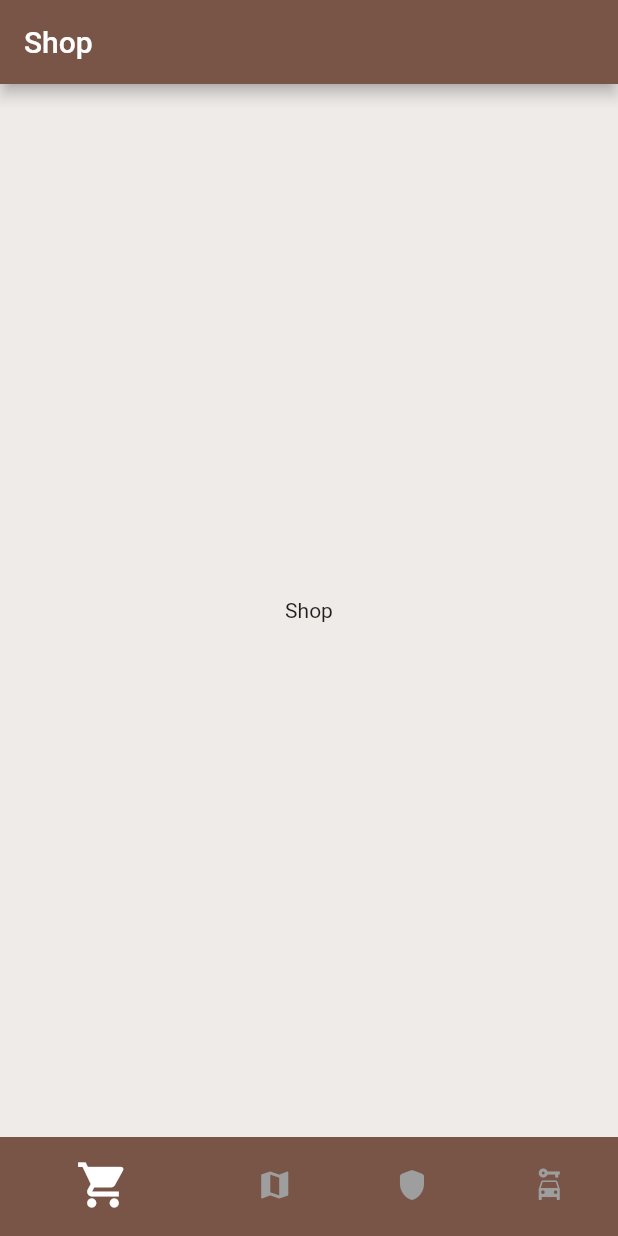
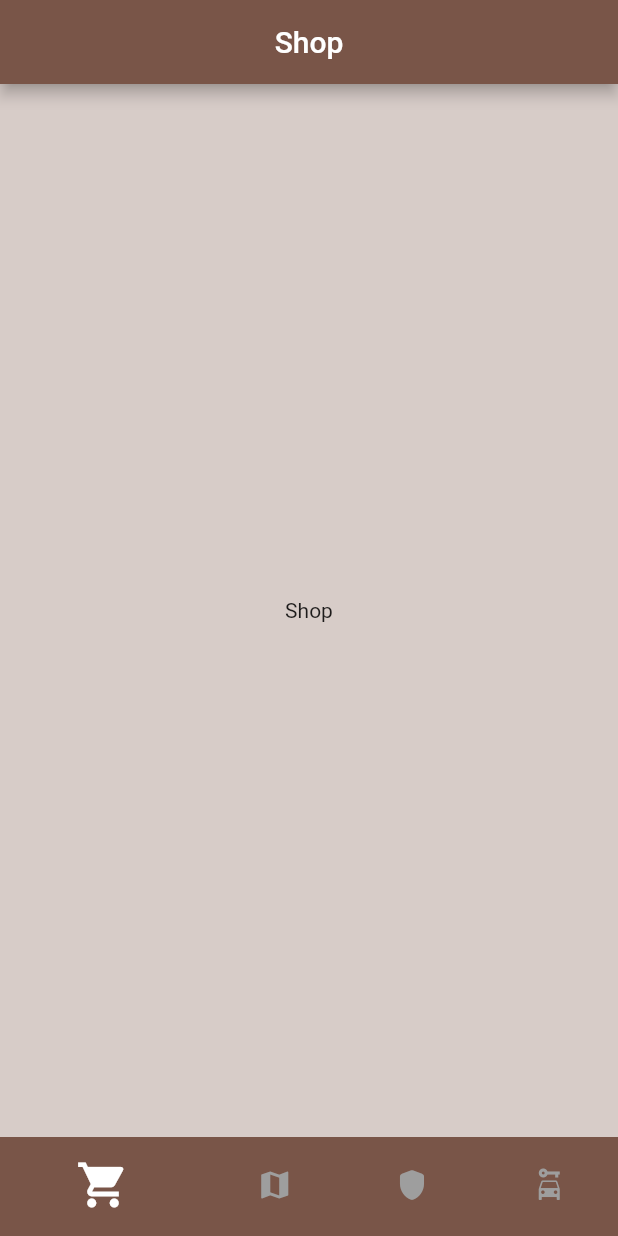
Before and after one commit to javineya/guildsmith, a Flutter app: the screen it shows after launch, on a phone screen of 412 x 824 dp. Run offline on Flutter 3.47's test engine with Material 2 defaults, Android fonts, the phone set to English and light mode, and no system bars.

Commit message:
minor changes

```diff
--- a/lib/constants/destinations.dart
+++ b/lib/constants/destinations.dart
@@ -4,11 +4,14 @@ class Destination {
   const Destination(this.index, this.title, this.icon, this.color);
   final int index;
   final String title;
+  // TODO: Change the Icon to Image once those are created.
   final IconData icon;
   final MaterialColor color;
+  // TODO: Add final for different screens
 }
 
 const List<Destination> allDestinations = <Destination>[
+  // TODO: Add screens
   Destination(0, 'Shop', Icons.shopping_cart, Colors.brown),
   Destination(1, 'Kingdom', Icons.map, Colors.cyan),
   Destination(2, 'Smithy', Icons.shield_rounded, Colors.orange),
--- a/lib/root_page.dart
+++ b/lib/root_page.dart
@@ -10,10 +10,10 @@ class RootPage extends StatelessWidget {
   Widget build(BuildContext context) {
     return Scaffold(
       appBar: AppBar(
-        title: Text(destination.title),
+        title: Center(child: Text(destination.title)),
         backgroundColor: destination.color,
       ),
-      backgroundColor: destination.color[50],
+      backgroundColor: destination.color[100],
       body: SizedBox.expand(
         child: Center(
           // TODO: Add pages to this child for game functionality
```
Also changed, not shown: 1 other file.
